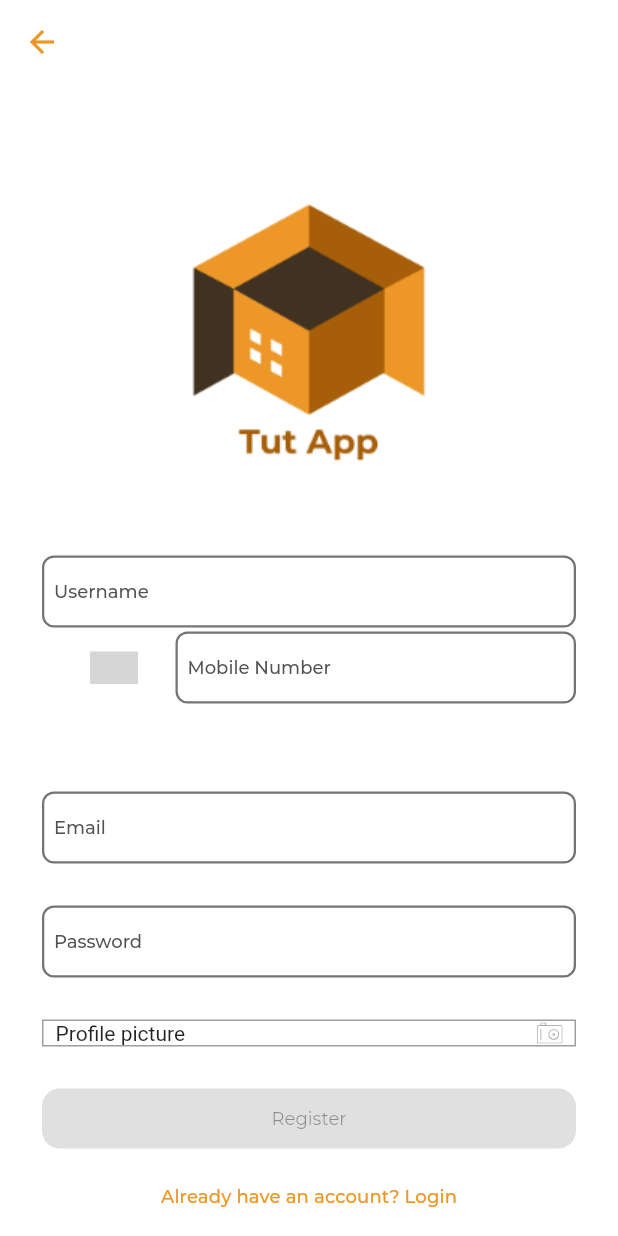
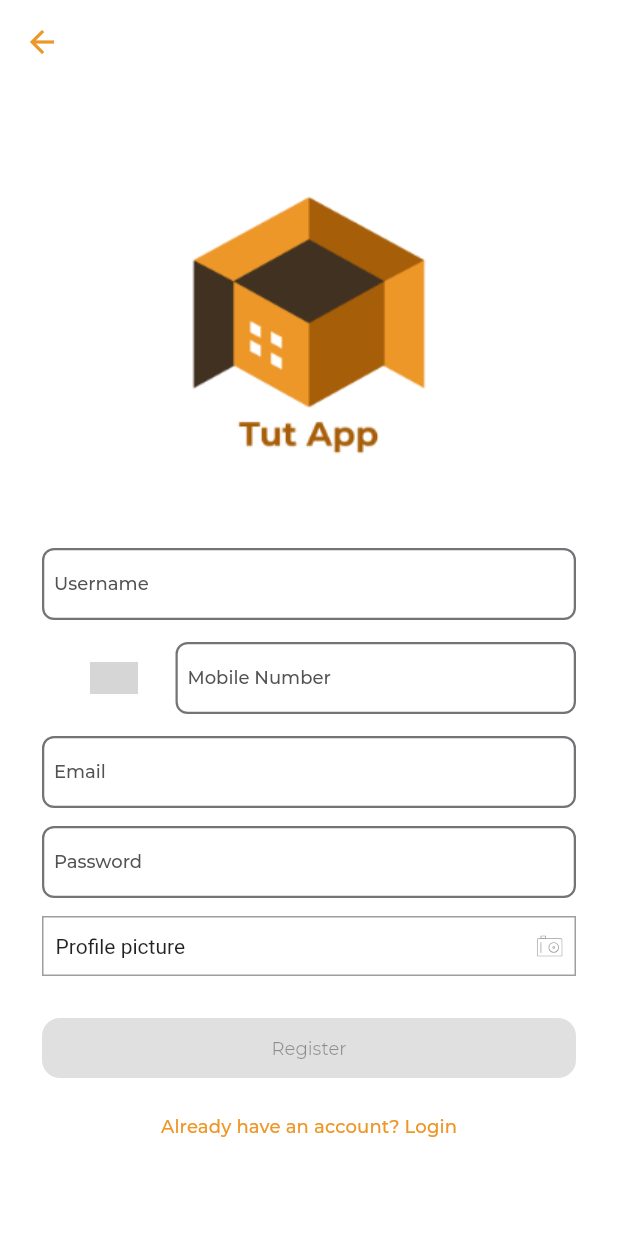
Before and after one commit to UildsonSantos/Tut_App, a Flutter app: the RegisterView screen opened by its route, on a phone screen of 412 x 824 dp. Run offline on Flutter 3.47's test engine with Material 2 defaults, Android fonts, the phone set to English and light mode, and no system bars; drawn by our look-alikes of country_code_picker; our stand-ins replace dartz, data_connection_checker, device_info, dio, flutter_svg, freezed_annotation and 6 more; accounts and stored records are empty; generated files the repository leaves out were written again; project files that could hold a hidden picture were left out; grey boxes are pictures that could not be loaded.

Commit message:
Fixing UI Implementation for Register Screen

```diff
--- a/lib/presentation/register/register.dart
+++ b/lib/presentation/register/register.dart
@@ -90,7 +90,7 @@ class _RegisterViewState extends State<RegisterView> {
 
   Widget _getContentWidget() {
     return Container(
-      padding: const EdgeInsets.only(top: AppPadding.p60),
+      padding: const EdgeInsets.only(top: AppPadding.p8),
       child: SingleChildScrollView(
         child: Form(
           key: _formKey,
@@ -118,12 +118,12 @@ class _RegisterViewState extends State<RegisterView> {
                   },
                 ),
               ),
+              const SizedBox(height: AppSize.s12),
               Center(
                 child: Padding(
                   padding: const EdgeInsets.only(
                     left: AppPadding.p28,
                     right: AppPadding.p28,
-                    bottom: AppPadding.p28,
                   ),
                   child: Row(
                     children: [
@@ -135,10 +135,11 @@ class _RegisterViewState extends State<RegisterView> {
                             _viewModel
                                 .setCountryCode(country.dialCode ?? empty);
                           },
-                          initialSelection: "+33",
+                          initialSelection: "+55",
                           showCountryOnly: true,
+                          hideMainText: true,
                           showOnlyCountryWhenClosed: true,
-                          favorite: const ["+966", "+02", "+39", "+55"],
+                          favorite: const ["+55", "+02", "+39"],
                         ),
                       ),
                       Expanded(
@@ -162,7 +163,7 @@ class _RegisterViewState extends State<RegisterView> {
                   ),
                 ),
               ),
-              const SizedBox(height: AppSize.s28),
+              const SizedBox(height: AppSize.s12),
               Padding(
                 padding: const EdgeInsets.only(
                   left: AppPadding.p28,
@@ -183,7 +184,7 @@ class _RegisterViewState extends State<RegisterView> {
                   },
                 ),
               ),
-              const SizedBox(height: AppSize.s28),
+              const SizedBox(height: AppSize.s12),
               Padding(
                 padding: const EdgeInsets.only(
                   left: AppPadding.p28,
@@ -204,13 +205,14 @@ class _RegisterViewState extends State<RegisterView> {
                   },
                 ),
               ),
-              const SizedBox(height: AppSize.s28),
+              const SizedBox(height: AppSize.s12),
               Padding(
                 padding: const EdgeInsets.only(
                   left: AppPadding.p28,
                   right: AppPadding.p28,
                 ),
                 child: Container(
+                  height: AppSize.s40,
                   decoration: BoxDecoration(
                       border: Border.all(color: ColorManager.lightGrey)),
                   child: GestureDetector(
--- a/lib/presentation/resources/values_manager.dart
+++ b/lib/presentation/resources/values_manager.dart
@@ -15,6 +15,7 @@ class AppPadding {
   static const double p18 = 18.0;
   static const double p20 = 20.0;
   static const double p28 = 28.0;
+  static const double p30 = 30.0;
   static const double p60 = 60.0;
   static const double p100 = 100.0;
 }
```
